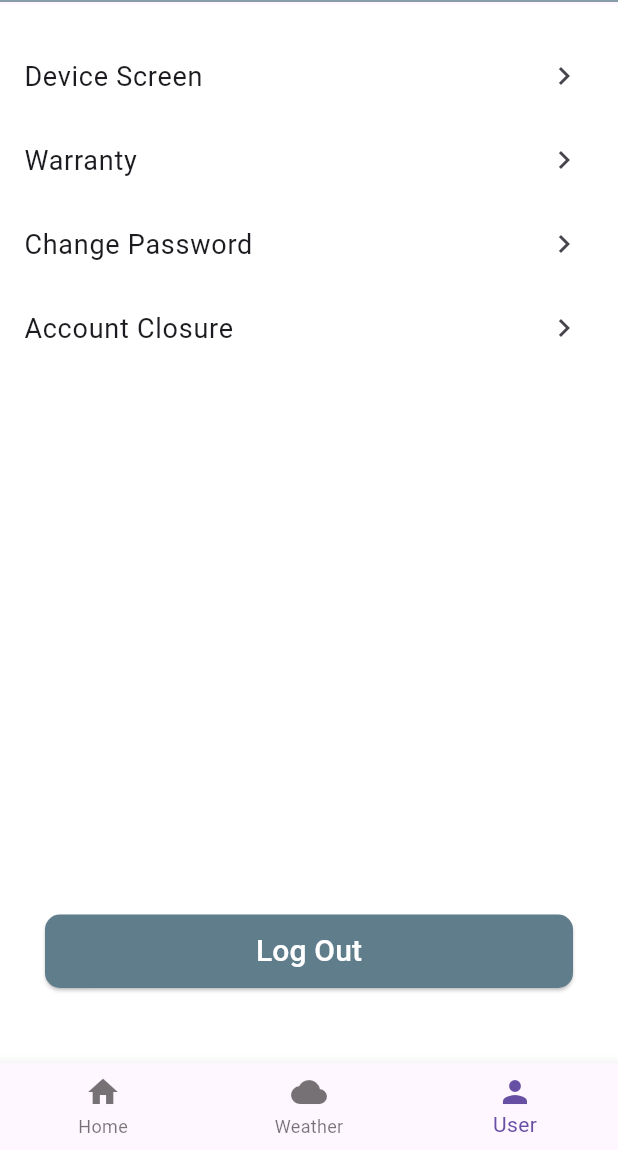
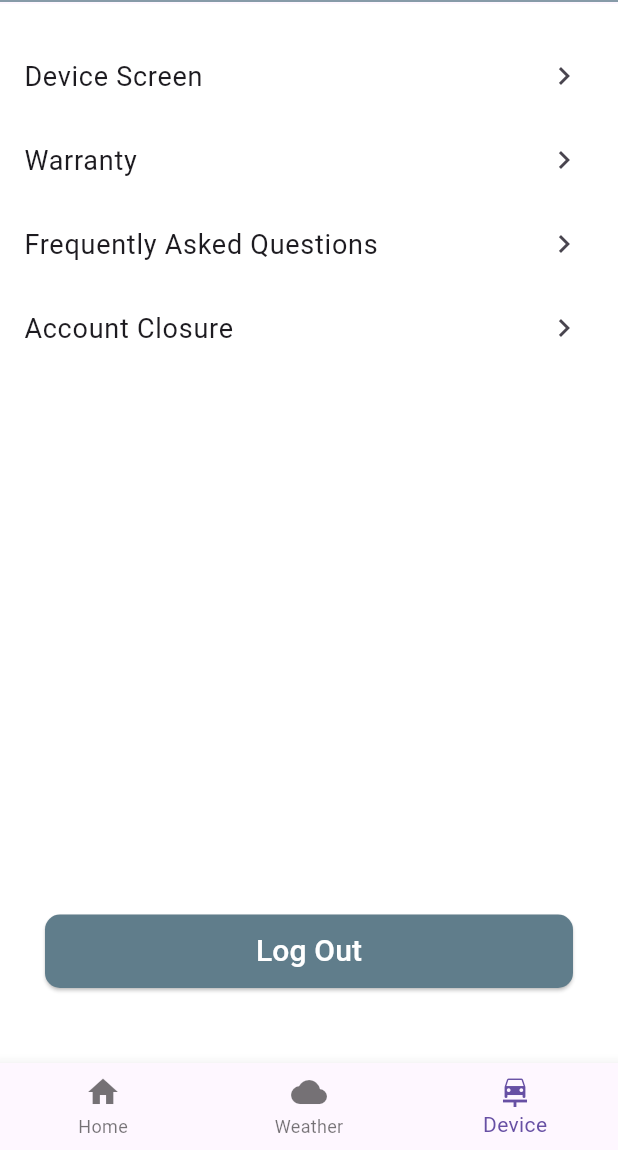
Before and after one commit to hb2909/tapa_0, a Flutter app: the MyBottomNavigationBar screen opened directly, item 3 of the bottom bar chosen, on a phone screen of 412 x 824 dp, the part 86-1236 px from its top. Run offline on Flutter 3.47's test engine with Material 3 defaults, Android fonts, the phone set to English and light mode, and no system bars; our stand-ins replace firebase_auth, firebase_core, firebase_database, flutter_local_notifications, modal_bottom_sheet, permission_handler; missing offline and left inert: intro_screen_onboarding_flutter, qr_code_scanner, wifi_iot; accounts and stored records are empty; network calls fail.

Commit message:
DeviceInfo, FAQ

```diff
--- a/lib/main.dart
+++ b/lib/main.dart
@@ -127,8 +127,8 @@ class _MyBottomNavigationBarState extends State<MyBottomNavigationBar> {
             label: 'Weather',
           ),
           BottomNavigationBarItem(
-            icon: Icon(Icons.person),
-            label: 'User',
+            icon: Icon(Icons.car_repair),
+            label: 'Device',
           ),
         ],
       ),
--- a/lib/screens/user.dart
+++ b/lib/screens/user.dart
@@ -2,12 +2,12 @@ import 'package:firebase_auth/firebase_auth.dart';
 import 'package:flutter/material.dart';
 import 'package:tapa_0/screens/deviceInfo.dart';
 import 'package:tapa_0/screens/home.dart';
-import 'package:tapa_0/screens/passwordchange.dart';
+import 'package:tapa_0/screens/faq.dart';
 import 'package:tapa_0/screens/weather.dart';
 import 'package:tapa_0/screens/signup.dart';
 import 'package:tapa_0/screens/login.dart';
 import 'package:tapa_0/screens/accountclosure.dart';
-import 'package:tapa_0/screens/passwordchange.dart';
+import 'package:tapa_0/screens/faq.dart';
 import 'package:tapa_0/screens/deviceInfo.dart';
 import 'package:tapa_0/screens/warranty.dart';
 
@@ -82,7 +82,7 @@ class _UserScreenState extends State<UserScreen> {
           ),
           ListTile(
             title: Text(
-              'Change Password',
+              'Frequently Asked Questions',
                 style: TextStyle(
                   fontSize: 18,
                 ),
@@ -91,7 +91,7 @@ class _UserScreenState extends State<UserScreen> {
             onTap: () {
               Navigator.push(
                 context,
-                MaterialPageRoute(builder: (context) => PasswordChangeScreen()),
+                MaterialPageRoute(builder: (context) => FAQScreen()),
               );
               // Navigate to change password screen or handle password change
             },
```
Also changed, not shown: lib/screens/deviceInfo.dart (+0 -49 lines), lib/screens/faq.dart (renamed from lib/screens/warranty.dart, +19 -10 lines), lib/screens/passwordchange.dart (deleted, +0 -13 lines).
